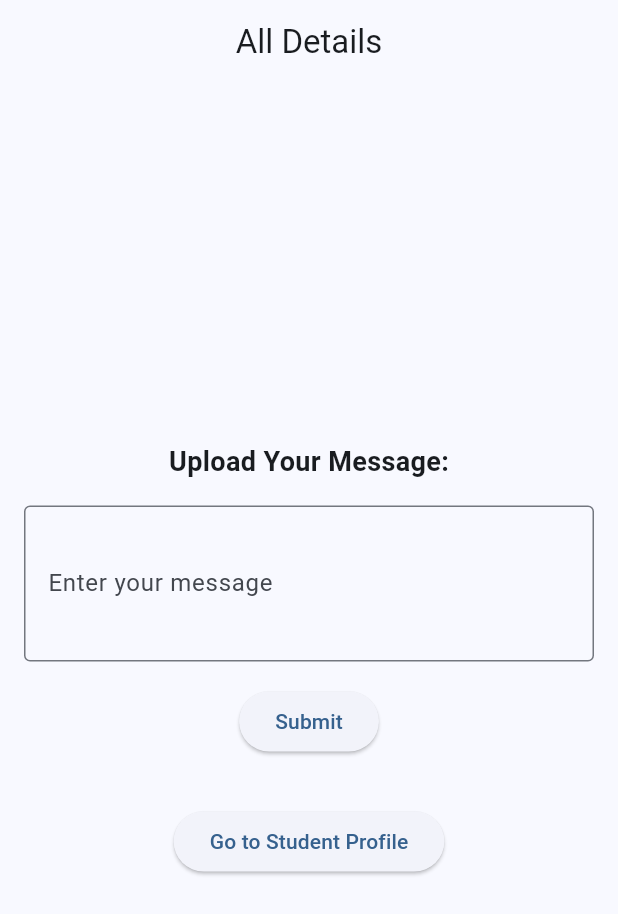
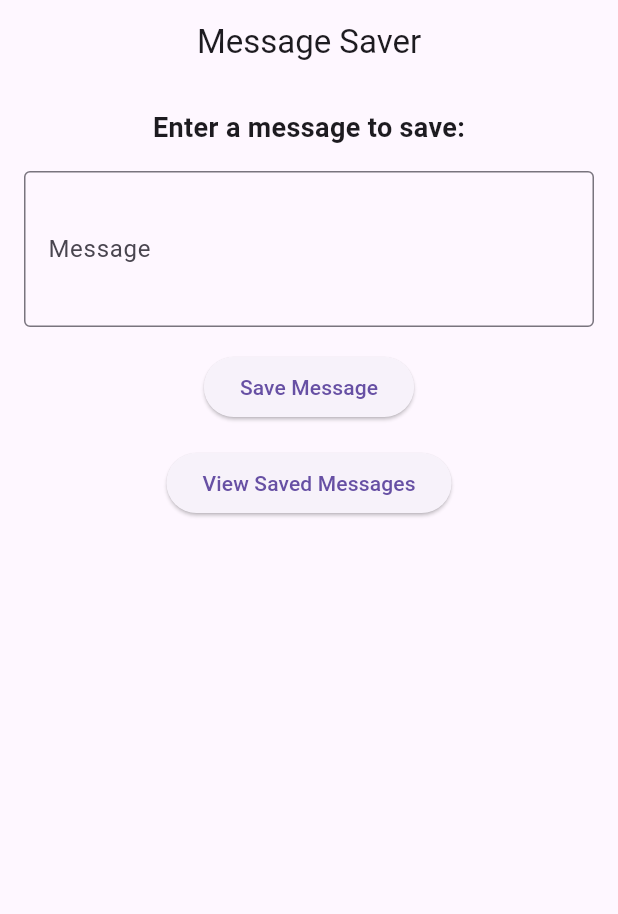
Before and after one commit to SANDHOSH02/flutter_work, a Flutter app: the screen it shows after launch, on a phone screen of 412 x 824 dp. Shown: the top 914 px of the screen. Run offline on Flutter 3.47's test engine with Material 3 defaults, Android fonts, the phone set to English and light mode, and no system bars; our stand-ins replace flutter_svg.

Commit message:
fetch data

```diff
--- a/sample/msg_pass/lib/main.dart
+++ b/sample/msg_pass/lib/main.dart
@@ -1,5 +1,6 @@
 import 'package:flutter/material.dart';
-import 'student.dart'; // Import the student profile page.
+import 'package:http/http.dart' as http;
+import 'view_messages.dart'; // Import the new page
 
 void main() {
   runApp(const MyApp());
@@ -11,28 +12,27 @@
   @override
   Widget build(BuildContext context) {
     return MaterialApp(
-      title: 'Dashboard App',
+      title: 'Message Saver',
       theme: ThemeData(
-        colorScheme: ColorScheme.fromSeed(seedColor: Colors.blue),
-        useMaterial3: true,
+        primarySwatch: Colors.blue,
       ),
-      home: const DashboardPage(),
+      home: const MessageSaverPage(),
     );
   }
 }
 
-class DashboardPage extends StatefulWidget {
-  const DashboardPage({super.key});
+class MessageSaverPage extends StatefulWidget {
+  const MessageSaverPage({super.key});
 
   @override
-  State<DashboardPage> createState() => _DashboardPageState();
+  State<MessageSaverPage> createState() => _MessageSaverPageState();
 }
 
-class _DashboardPageState extends State<DashboardPage> {
+class _MessageSaverPageState extends State<MessageSaverPage> {
   final TextEditingController _msgController = TextEditingController();
 
-  // Function to handle message submission
-  Future<void> _submitMessage() async {
+  // Function to save message to the database
+  Future<void> _saveMessage() async {
     final message = _msgController.text;
 
     if (message.isEmpty) {
@@ -42,18 +42,22 @@
       return;
     }
 
-    // Call backend service to save the message in MySQL
+    final url = Uri.parse('http://localhost/sample_flutter/save_message.php'); // Replace with your backend API URL
+
     try {
-      final response = await saveMessageToDatabase(message);
+      final response = await http.post(
+        url,
+        body: {'message': message},
+      );
 
-      if (response) {
+      if (response.statusCode == 200) {
         ScaffoldMessenger.of(context).showSnackBar(
-          const SnackBar(content: Text('Message uploaded successfully!')),
+          const SnackBar(content: Text('Message saved successfully!')),
         );
-        _msgController.clear(); // Clear the text field
+        _msgController.clear();
       } else {
         ScaffoldMessenger.of(context).showSnackBar(
-          const SnackBar(content: Text('Failed to upload message!')),
+          const SnackBar(content: Text('Failed to save message!')),
         );
       }
     } catch (e) {
@@ -63,53 +67,47 @@
     }
   }
 
-  // Simulated function to save data to the database (replace with actual backend logic)
-  Future<bool> saveMessageToDatabase(String message) async {
-    // Replace this with your HTTP request logic to save the message in MySQL
-    await Future.delayed(const Duration(seconds: 1)); // Simulate delay
-    return true; // Return success
+  // Navigate to ViewMessagesPage
+  void _goToMessagesPage() {
+    Navigator.push(
+      context,
+      MaterialPageRoute(builder: (context) => const ViewMessagesPage()),
+    );
   }
 
   @override
   Widget build(BuildContext context) {
     return Scaffold(
       appBar: AppBar(
-        title: const Text('All Details'),
+        title: const Text('Message Saver'),
         centerTitle: true,
       ),
       body: Padding(
         padding: const EdgeInsets.all(16.0),
         child: Column(
-          mainAxisAlignment: MainAxisAlignment.center,
           children: [
             const Text(
-              'Upload Your Message:',
+              'Enter a message to save:',
               style: TextStyle(fontSize: 18, fontWeight: FontWeight.bold),
             ),
             const SizedBox(height: 16),
             TextField(
               controller: _msgController,
               decoration: const InputDecoration(
-                labelText: 'Enter your message',
+                labelText: 'Message',
                 border: OutlineInputBorder(),
               ),
               maxLines: 3,
             ),
             const SizedBox(height: 16),
             ElevatedButton(
-              onPressed: _submitMessage,
-              child: const Text('Submit'),
+              onPressed: _saveMessage,
+              child: const Text('Save Message'),
             ),
-            const SizedBox(height: 32),
+            const SizedBox(height: 16),
             ElevatedButton(
-              onPressed: () {
-                // Navigate to student profile page
-                Navigator.push(
-                  context,
-                  MaterialPageRoute(builder: (context) => const StudentProfile()),
-                );
-              },
-              child: const Text('Go to Student Profile'),
+              onPressed: _goToMessagesPage,
+              child: const Text('View Saved Messages'),
             ),
           ],
         ),
--- /dev/null
+++ b/sample/msg_pass/lib/view_messages.dart
@@ -0,0 +1,67 @@
+// view_messages.dart
+import 'package:flutter/material.dart';
+import 'package:http/http.dart' as http;
+
+class ViewMessagesPage extends StatefulWidget {
+  const ViewMessagesPage({super.key});
+
+  @override
+  State<ViewMessagesPage> createState() => _ViewMessagesPageState();
+}
+
+class _ViewMessagesPageState extends State<ViewMessagesPage> {
+  List<String> _messages = [];
+
+  // Function to fetch messages from the database
+  Future<void> _fetchMessages() async {
+    final url = Uri.parse('http://localhost/sample_flutter/get_messages.php'); // Replace with your backend API URL
+
+    try {
+      final response = await http.get(url);
+
+      if (response.statusCode == 200) {
+        // Assuming the server responds with a list of messages
+        setState(() {
+          _messages = List<String>.from(response.body.split(',')); // You may need to adjust based on your API response
+        });
+      } else {
+        ScaffoldMessenger.of(context).showSnackBar(
+          const SnackBar(content: Text('Failed to load messages!')),
+        );
+      }
+    } catch (e) {
+      ScaffoldMessenger.of(context).showSnackBar(
+        SnackBar(content: Text('Error: $e')),
+      );
+    }
+  }
+
+  @override
+  void initState() {
+    super.initState();
+    _fetchMessages(); // Fetch messages when the page is loaded
+  }
+
+  @override
+  Widget build(BuildContext context) {
+    return Scaffold(
+      appBar: AppBar(
+        title: const Text('Saved Messages'),
+        centerTitle: true,
+      ),
+      body: Padding(
+        padding: const EdgeInsets.all(16.0),
+        child: _messages.isEmpty
+            ? const Center(child: CircularProgressIndicator())
+            : ListView.builder(
+                itemCount: _messages.length,
+                itemBuilder: (context, index) {
+                  return ListTile(
+                    title: Text(_messages[index]),
+                  );
+                },
+              ),
+      ),
+    );
+  }
+}
--- a/sample/msg_pass/pubspec.yaml
+++ b/sample/msg_pass/pubspec.yaml
@@ -11,11 +11,12 @@ dependencies:
   flutter:
     sdk: flutter
   cupertino_icons: ^1.0.8
+  http: ^1.2.2
 
 dev_dependencies:
   flutter_test:
     sdk: flutter
-  flutter_lints: ^4.0.0
+  flutter_lints: ^5.0.0
 
 flutter:
   uses-material-design: true
```
Also changed, not shown: sample/msg_pass/lib/student.dart (deleted, +0 -28 lines), sample/msg_pass/pubspec.lock.
